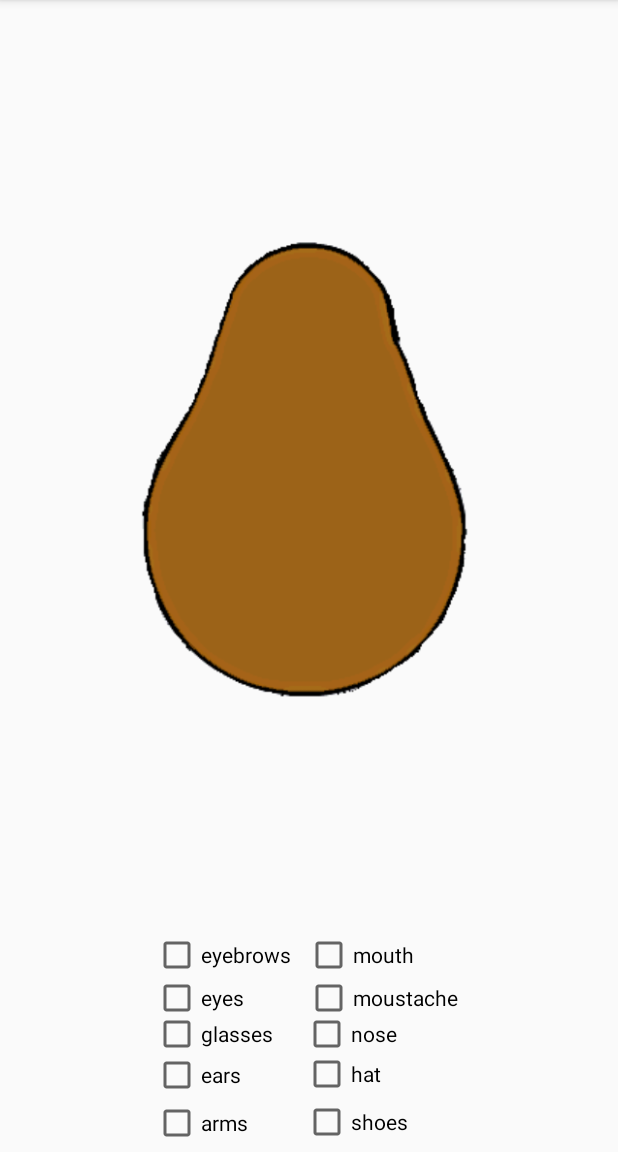
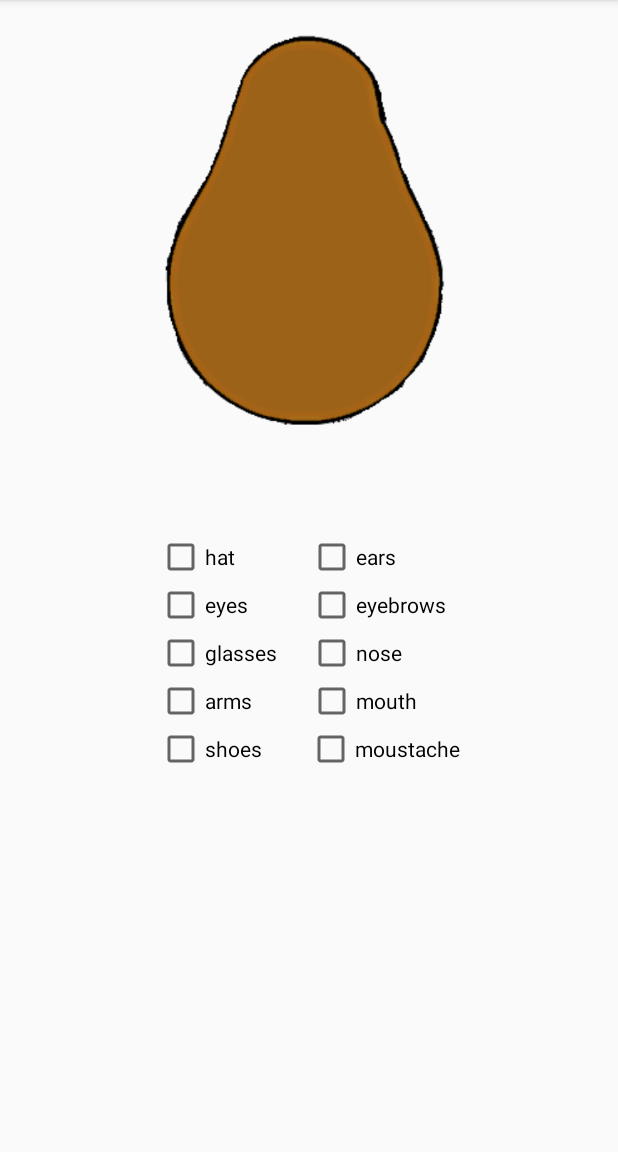
Before and after one commit to irisreitsma/MrPotatoHead, an Android app: the screen it shows after launch (MainActivity), on a phone screen of 412 x 824 dp, the part 84-1236 px from its top. Run offline under Robolectric (Android 15) with nearby library versions, the phone set to English and light mode, and no system bars.

Commit message:
betere eindversie (andere layout)

```diff
--- a/app/src/main/java/com/example/irisreitsma/mrpotatohead/MainActivity.java
+++ b/app/src/main/java/com/example/irisreitsma/mrpotatohead/MainActivity.java
@@ -15,8 +15,8 @@ public class MainActivity extends AppCompatActivity {
         setContentView(R.layout.activity_main);
     }
 
-    // list of checkbox numbers
-    int checkboxesID[] = new int[]{R.id.eyes, R.id.glasses, R.id.eyebrows, R.id.ears, R.id.arms, R.id.mouth, R.id.moustache, R.id.nose, R.id.hat, R.id.shoes};
+    // lists for comparison
+    int imageID[] = {R.id.eyes, R.id.glasses, R.id.eyebrows, R.id.ears, R.id.arms, R.id.mouth, R.id.moustache, R.id.nose, R.id.hat, R.id.shoes};
     String checkboxesName[] = {"eyes", "glasses", "eyebrows", "ears", "arms", "mouth", "moustache", "nose", "hat", "shoes"};
 
     // check if boxes are clicked
@@ -27,11 +27,10 @@ public class MainActivity extends AppCompatActivity {
         String boxName = checkbox.getText().toString();
 
         // show the body parts when boxes are clicked
-        int length = checkboxesID.length;
+        int length = imageID.length;
         for (int i = 0; i < length; i++) {
             if (boxName.equals(checkboxesName[i])) {
-                Log.d("glasses",checkboxesName[i]);
-                ImageView image = findViewById(checkboxesID[i]);
+                ImageView image = findViewById(imageID[i]);
                 if (checked) {
                     image.setVisibility(View.VISIBLE);
                 } else {
--- a/app/src/main/res/layout/activity_main.xml
+++ b/app/src/main/res/layout/activity_main.xml
@@ -1,262 +1,218 @@
 <?xml version="1.0" encoding="utf-8"?>
-<android.support.constraint.ConstraintLayout xmlns:android="http://schemas.android.com/apk/res/android"
+<LinearLayout xmlns:android="http://schemas.android.com/apk/res/android"
     xmlns:app="http://schemas.android.com/apk/res-auto"
     xmlns:tools="http://schemas.android.com/tools"
     android:layout_width="match_parent"
     android:layout_height="match_parent"
+    android:orientation="vertical"
     tools:context="com.example.irisreitsma.mrpotatohead.MainActivity"
     tools:layout_editor_absoluteY="81dp">
 
+    <FrameLayout
+        android:layout_width="wrap_content"
+        android:layout_height="355dp"
+        android:layout_gravity="center">
+
         <ImageView
             android:id="@+id/body"
-        android:layout_width="0dp"
-        android:layout_height="0dp"
-        android:layout_marginBottom="35dp"
-        android:layout_marginEnd="28dp"
-        android:layout_marginStart="28dp"
-        android:layout_marginTop="36dp"
+            android:layout_width="wrap_content"
+            android:layout_height="wrap_content"
+            android:layout_gravity="center"
             android:visibility="visible"
-        app:layout_constraintBottom_toBottomOf="@+id/eyes"
-        app:layout_constraintEnd_toEndOf="parent"
-        app:layout_constraintStart_toStartOf="parent"
-        app:layout_constraintTop_toTopOf="@+id/glasses"
             app:srcCompat="@drawable/body" />
 
         <ImageView
+            android:id="@+id/ears"
+            android:layout_width="wrap_content"
+            android:layout_height="wrap_content"
+            android:layout_gravity="center"
+            android:visibility="invisible"
+            app:srcCompat="@drawable/ears" />
+
+        <ImageView
             android:id="@+id/hat"
-        android:layout_width="204dp"
-        android:layout_height="0dp"
-        android:layout_marginBottom="19dp"
+            android:layout_width="wrap_content"
+            android:layout_height="wrap_content"
+            android:layout_gravity="center"
             android:visibility="invisible"
-        app:layout_constraintBottom_toTopOf="@+id/eyebrowsbox"
-        app:layout_constraintEnd_toEndOf="parent"
-        app:layout_constraintStart_toStartOf="parent"
-        app:layout_constraintTop_toTopOf="parent"
             app:srcCompat="@drawable/hat" />
 
         <ImageView
-        android:id="@+id/ears"
-        android:layout_width="238dp"
-        android:layout_height="0dp"
-        android:layout_marginBottom="10dp"
-        android:layout_marginTop="9dp"
+            android:id="@+id/arms"
+            android:layout_width="wrap_content"
+            android:layout_height="wrap_content"
+            android:layout_gravity="center"
             android:visibility="invisible"
-        app:layout_constraintBottom_toBottomOf="@+id/hat"
-        app:layout_constraintEnd_toEndOf="parent"
-        app:layout_constraintStart_toStartOf="parent"
-        app:layout_constraintTop_toTopOf="@+id/arms"
-        app:srcCompat="@drawable/ears" />
+            app:srcCompat="@drawable/arms" />
+
+        <ImageView
+            android:id="@+id/eyebrows"
+            android:layout_width="wrap_content"
+            android:layout_height="wrap_content"
+            android:layout_gravity="center"
+            android:visibility="invisible"
+            app:srcCompat="@drawable/eyebrows" />
 
         <ImageView
             android:id="@+id/eyes"
-        android:layout_width="0dp"
-        android:layout_height="0dp"
-        android:layout_marginBottom="8dp"
-        android:layout_marginEnd="29dp"
-        android:layout_marginStart="29dp"
-        android:layout_marginTop="8dp"
+            android:layout_width="wrap_content"
+            android:layout_height="wrap_content"
+            android:layout_gravity="center"
             android:visibility="invisible"
-        app:layout_constraintBottom_toBottomOf="@+id/nose"
-        app:layout_constraintEnd_toEndOf="parent"
-        app:layout_constraintStart_toStartOf="parent"
-        app:layout_constraintTop_toTopOf="@+id/mouth"
             app:srcCompat="@drawable/eyes" />
 
         <ImageView
-        android:id="@+id/eyebrows"
-        android:layout_width="0dp"
-        android:layout_height="0dp"
-        android:layout_marginEnd="28dp"
-        android:layout_marginStart="28dp"
+            android:id="@+id/glasses"
+            android:layout_width="wrap_content"
+            android:layout_height="wrap_content"
+            android:layout_gravity="center"
             android:visibility="invisible"
-        app:layout_constraintBottom_toBottomOf="@+id/nose"
-        app:layout_constraintEnd_toEndOf="parent"
-        app:layout_constraintStart_toStartOf="parent"
-        app:layout_constraintTop_toTopOf="@+id/eyes"
-        app:srcCompat="@drawable/eyebrows" />
-
-    <ImageView
-        android:id="@+id/glasses"
-        android:layout_width="0dp"
-        android:layout_height="0dp"
-        android:layout_marginEnd="39dp"
-        android:layout_marginStart="39dp"
-        android:visibility="invisible"
-        app:layout_constraintBottom_toBottomOf="@+id/moustachebox"
-        app:layout_constraintEnd_toEndOf="parent"
-        app:layout_constraintStart_toStartOf="parent"
-        app:layout_constraintTop_toTopOf="@+id/mouth"
             app:srcCompat="@drawable/glasses" />
 
         <ImageView
             android:id="@+id/mouth"
-        android:layout_width="265dp"
-        android:layout_height="0dp"
-        android:layout_marginBottom="5dp"
-        android:layout_marginTop="16dp"
+            android:layout_width="wrap_content"
+            android:layout_height="wrap_content"
+            android:layout_gravity="center"
             android:visibility="invisible"
-        app:layout_constraintBottom_toBottomOf="@+id/glassesbox"
-        app:layout_constraintEnd_toEndOf="@+id/eyebrowsbox"
-        app:layout_constraintStart_toEndOf="@+id/eyebrowsbox"
-        app:layout_constraintTop_toTopOf="parent"
             app:srcCompat="@drawable/mouth" />
 
         <ImageView
             android:id="@+id/moustache"
-        android:layout_width="0dp"
-        android:layout_height="0dp"
-        android:layout_marginEnd="69dp"
-        android:layout_marginStart="69dp"
+            android:layout_width="wrap_content"
+            android:layout_height="350dp"
+            android:layout_gravity="center"
             android:visibility="invisible"
-        app:layout_constraintBottom_toBottomOf="@+id/eyebrowsbox"
-        app:layout_constraintEnd_toEndOf="parent"
-        app:layout_constraintStart_toStartOf="parent"
-        app:layout_constraintTop_toTopOf="@+id/body"
             app:srcCompat="@drawable/mustache" />
 
         <ImageView
-        android:id="@+id/arms"
-        android:layout_width="279dp"
-        android:layout_height="0dp"
-        android:layout_marginBottom="13dp"
-        android:layout_marginTop="10dp"
+            android:id="@+id/nose"
+            android:layout_width="wrap_content"
+            android:layout_height="wrap_content"
+            android:layout_gravity="center"
             android:visibility="invisible"
-        app:layout_constraintBottom_toBottomOf="@+id/eyebrows"
-        app:layout_constraintEnd_toEndOf="@+id/eyebrowsbox"
-        app:layout_constraintStart_toEndOf="@+id/eyebrowsbox"
-        app:layout_constraintTop_toTopOf="@+id/shoes"
-        app:srcCompat="@drawable/arms" />
+            app:srcCompat="@drawable/nose" />
 
         <ImageView
             android:id="@+id/shoes"
-        android:layout_width="275dp"
-        android:layout_height="0dp"
-        android:layout_marginBottom="13dp"
-        android:layout_marginTop="8dp"
+            android:layout_width="346dp"
+            android:layout_height="wrap_content"
+            android:layout_gravity="center"
             android:visibility="invisible"
-        app:layout_constraintBottom_toTopOf="@+id/glassesbox"
-        app:layout_constraintEnd_toEndOf="@+id/eyebrowsbox"
-        app:layout_constraintStart_toEndOf="@+id/eyebrowsbox"
-        app:layout_constraintTop_toTopOf="@+id/mouth"
             app:srcCompat="@drawable/shoes" />
 
-    <ImageView
-        android:id="@+id/nose"
-        android:layout_width="331dp"
-        android:layout_height="0dp"
-        android:visibility="invisible"
-        app:layout_constraintBottom_toTopOf="@+id/glassesbox"
-        app:layout_constraintEnd_toEndOf="@+id/eyebrowsbox"
-        app:layout_constraintStart_toEndOf="@+id/eyebrowsbox"
-        app:layout_constraintTop_toTopOf="@+id/shoes"
-        app:srcCompat="@drawable/nose" />
+    </FrameLayout>
+
+    <GridLayout
+        android:layout_width="wrap_content"
+        android:layout_height="wrap_content"
+        android:layout_gravity="center">
 
         <CheckBox
-        android:id="@+id/armsbox"
-        android:layout_width="wrap_content"
+            android:id="@+id/hatbox"
+            android:layout_width="100dp"
             android:layout_height="wrap_content"
-        android:layout_marginBottom="3dp"
-        android:layout_marginStart="102dp"
+            android:layout_gravity="center"
             android:onClick="checkClicked"
-        android:text="arms"
-        app:layout_constraintBottom_toBottomOf="parent"
-        app:layout_constraintStart_toStartOf="parent"
-        tools:text="arms" />
+            android:text="hat"
+            tools:text="hat" />
 
         <CheckBox
             android:id="@+id/earsbox"
-        android:layout_width="wrap_content"
+            android:layout_width="100dp"
             android:layout_height="wrap_content"
+            android:layout_column="1"
+            android:layout_gravity="center"
+            android:layout_row="0"
             android:onClick="checkClicked"
             android:text="ears"
-        app:layout_constraintBottom_toTopOf="@+id/armsbox"
-        app:layout_constraintStart_toStartOf="@+id/armsbox"
             tools:text="ears" />
 
         <CheckBox
             android:id="@+id/eyesbox"
-        android:layout_width="wrap_content"
+            android:layout_width="100dp"
             android:layout_height="wrap_content"
+            android:layout_column="0"
+            android:layout_gravity="center"
+            android:layout_row="1"
             android:onClick="checkClicked"
             android:text="eyes"
-        app:layout_constraintBottom_toBottomOf="@+id/eyes"
-        app:layout_constraintStart_toStartOf="@+id/glassesbox"
-        app:layout_constraintTop_toBottomOf="@+id/eyes"
             tools:text="eyes" />
 
         <CheckBox
-        android:id="@+id/hatbox"
-        android:layout_width="wrap_content"
+            android:id="@+id/eyebrowsbox"
+            android:layout_width="100dp"
             android:layout_height="wrap_content"
-        android:onClick="checkClicked"
-        android:text="hat"
-        app:layout_constraintStart_toStartOf="@+id/shoesbox"
-        app:layout_constraintTop_toBottomOf="@+id/mouth"
-        tools:text="hat" />
-
-    <CheckBox
-        android:id="@+id/eyebrowsbox"
-        android:layout_width="wrap_content"
-        android:layout_height="wrap_content"
-        android:layout_marginBottom="7dp"
+            android:layout_column="1"
+            android:layout_gravity="center"
+            android:layout_row="1"
             android:onClick="checkClicked"
             android:text="eyebrows"
-        app:layout_constraintBottom_toBottomOf="@+id/shoes"
-        app:layout_constraintStart_toStartOf="@+id/eyesbox"
             tools:text="eyebrows" />
 
         <CheckBox
+            android:id="@+id/glassesbox"
+            android:layout_width="100dp"
+            android:layout_height="wrap_content"
+            android:layout_column="0"
+            android:layout_gravity="center"
+            android:layout_row="2"
+            android:onClick="checkClicked"
+            android:text="glasses"
+            tools:text="glasses" />
+
+        <CheckBox
+            android:id="@+id/nosebox"
+            android:layout_width="100dp"
+            android:layout_height="wrap_content"
+            android:layout_column="1"
+            android:layout_gravity="center"
+            android:layout_row="2"
+            android:onClick="checkClicked"
+            android:text="nose"
+            tools:text="nose" />
+
+        <CheckBox
+            android:id="@+id/armsbox"
+            android:layout_width="100dp"
+            android:layout_height="wrap_content"
+            android:layout_column="0"
+            android:layout_gravity="center"
+            android:layout_row="3"
+            android:onClick="checkClicked"
+            android:text="arms"
+            tools:text="arms" />
+
+        <CheckBox
             android:id="@+id/mouthbox"
+            android:layout_width="100dp"
+            android:layout_height="wrap_content"
+            android:layout_column="1"
+            android:layout_gravity="center"
+            android:layout_row="3"
+            android:onClick="checkClicked"
+            android:text="mouth"
+            tools:text="mouth" />
+
+        <CheckBox
+            android:id="@+id/shoesbox"
             android:layout_width="wrap_content"
             android:layout_height="wrap_content"
+            android:layout_column="0"
+            android:layout_row="4"
+            android:checked="false"
             android:onClick="checkClicked"
-        android:text="mouth"
-        app:layout_constraintBottom_toBottomOf="@+id/moustache"
-        app:layout_constraintStart_toStartOf="@+id/moustachebox"
-        tools:text="mouth" />
+            android:text="shoes"
+            tools:text="shoes" />
 
         <CheckBox
             android:id="@+id/moustachebox"
             android:layout_width="wrap_content"
             android:layout_height="wrap_content"
+            android:layout_column="1"
+            android:layout_row="4"
             android:onClick="checkClicked"
             android:text="moustache"
-        app:layout_constraintBottom_toBottomOf="@+id/eyes"
-        app:layout_constraintEnd_toEndOf="@+id/hatbox"
-        app:layout_constraintStart_toEndOf="@+id/hatbox"
-        app:layout_constraintTop_toBottomOf="@+id/eyes"
             tools:text="moustache" />
-
-    <CheckBox
-        android:id="@+id/nosebox"
-        android:layout_width="wrap_content"
-        android:layout_height="wrap_content"
-        android:onClick="checkClicked"
-        android:text="nose"
-        app:layout_constraintStart_toStartOf="@+id/hatbox"
-        app:layout_constraintTop_toBottomOf="@+id/eyebrows"
-        tools:text="nose" />
-
-    <CheckBox
-        android:id="@+id/glassesbox"
-        android:layout_width="wrap_content"
-        android:layout_height="wrap_content"
-        android:layout_marginBottom="27dp"
-        android:onClick="checkClicked"
-        android:text="glasses"
-        app:layout_constraintBottom_toBottomOf="@+id/earsbox"
-        app:layout_constraintStart_toStartOf="@+id/earsbox"
-        tools:text="glasses" />
-
-    <CheckBox
-        android:id="@+id/shoesbox"
-        android:layout_width="wrap_content"
-        android:layout_height="wrap_content"
-        android:layout_marginStart="20dp"
-        android:onClick="checkClicked"
-        android:text="shoes"
-        app:layout_constraintStart_toEndOf="@+id/glassesbox"
-        app:layout_constraintTop_toBottomOf="@+id/hatbox"
-        tools:text="shoes" />
-
-</android.support.constraint.ConstraintLayout>
+    </GridLayout>
+</LinearLayout>
```
Lines whose indentation alone changed are shown as unchanged.
